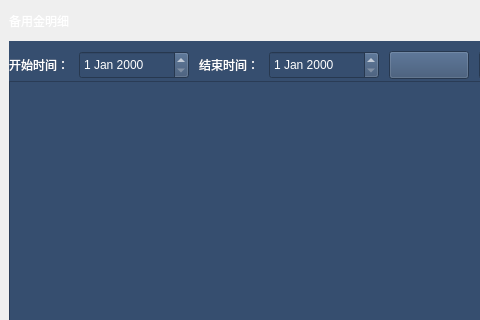
The window that ChuangfengDesktop/BakManagerQWidget.ui (asdlei99/chuangfengdesktop) describes before a commit, drawn with Qt 5; both pictures show x 0 to 480 and y 0 to 320 of the 860 by 630 pixel window.
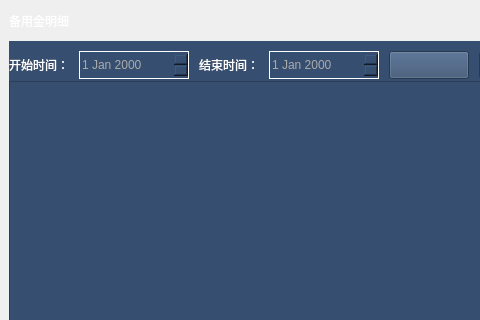
The same window after the commit.

```diff
--- a/ChuangfengDesktop/BakManagerQWidget.ui
+++ b/ChuangfengDesktop/BakManagerQWidget.ui
@@ -200,7 +200,10 @@
        </rect>
       </property>
       <property name="styleSheet">
-       <string notr="true">color: rgb(255, 255, 255);</string>
+       <string notr="true">color: rgb(171, 171, 171);
+border-color: rgb(255, 255, 255);
+border-style: solid;
+border-width: 1px;</string>
       </property>
      </widget>
      <widget class="QLabel" name="label_6">
@@ -245,7 +248,10 @@
        </rect>
       </property>
       <property name="styleSheet">
-       <string notr="true">color: rgb(255, 255, 255);</string>
+       <string notr="true">color: rgb(171, 171, 171);
+border-color: rgb(255, 255, 255);
+border-style: solid;
+border-width: 1px;</string>
       </property>
      </widget>
      <widget class="QPushButton" name="bak_search_btn">
```
